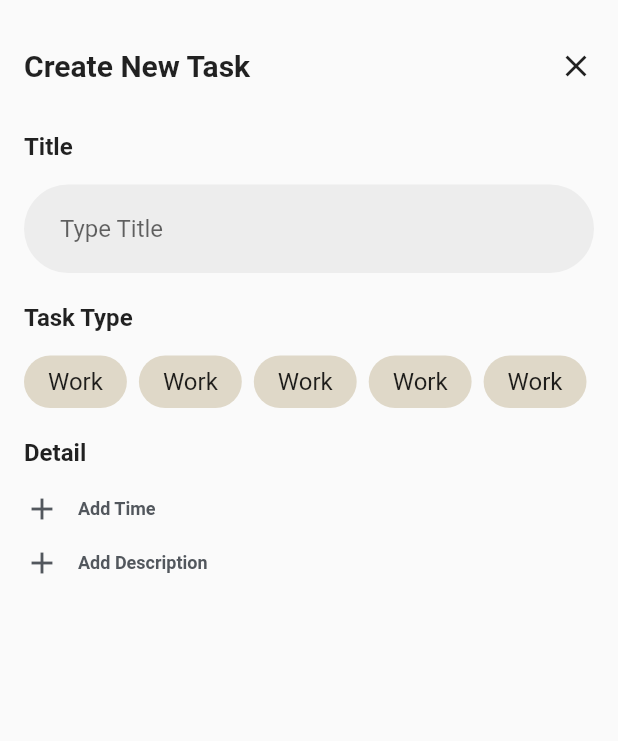
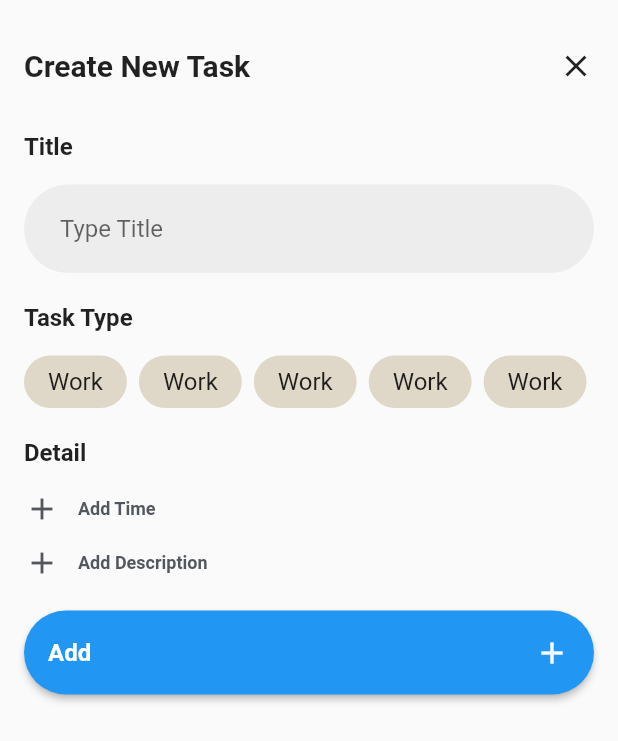
Before and after one commit to ZKRA000/todo_mobile, a Flutter app: the AddTaskForm widget shown alone on an empty page, opened directly, on a phone screen of 412 x 824 dp. Shown: the top 741 px of the screen. Run offline on Flutter 3.47's test engine with Material 2 defaults, Android fonts, the phone set to English and light mode, and no system bars.

```diff
--- a/lib/main.dart
+++ b/lib/main.dart
@@ -2,6 +2,7 @@ import 'package:flutter/material.dart';
 
 // Pages
 import './pages/home.dart';
+import './pages/calendar_form.dart';
 
 void main() {
   runApp(const MyApp());
@@ -27,6 +28,9 @@ class MyApp extends StatelessWidget {
         // is not restarted.
         primarySwatch: Colors.blue,
       ),
+      routes: {
+        'calendar-form': (BuildContext context) => const CalendarForm(),
+      },
       home: const Home(),
     );
   }
--- a/lib/pages/add_task_form.dart
+++ b/lib/pages/add_task_form.dart
@@ -3,8 +3,42 @@ import 'package:flutter/material.dart';
 // style
 import '../style/style.dart';
 
-class AddTaskForm extends StatelessWidget {
+// page
+import './calendar_form.dart';
+
+class AddTaskForm extends StatefulWidget {
   const AddTaskForm({super.key});
+
+  @override
+  State<AddTaskForm> createState() => _AddTaskForm();
+}
+
+class _AddTaskForm extends State<AddTaskForm> with TickerProviderStateMixin {
+  late AnimationController controller;
+  late Animation<double> animation;
+  late Animation<double> curve;
+
+  @override
+  void initState() {
+    // TODO: implement initState
+    super.initState();
+
+    controller = AnimationController(
+        duration: const Duration(milliseconds: 700), vsync: this);
+    curve = CurvedAnimation(parent: controller, curve: Curves.bounceOut);
+    animation = Tween<double>(begin: 0.5, end: 1.0).animate(curve)
+      ..addListener(() {
+        setState(() {});
+      });
+    controller.forward();
+  }
+
+  @override
+  void dispose() {
+    // TODO: implement dispose
+    controller.dispose();
+    super.dispose();
+  }
 
   @override
   Widget build(BuildContext context) {
@@ -14,7 +48,7 @@ class AddTaskForm extends StatelessWidget {
         right: 16.0,
         top: 32.0,
       ),
-      height: MediaQuery.of(context).size.height * 0.8,
+      height: MediaQuery.of(context).size.height * 0.75,
       child: Column(
         crossAxisAlignment: CrossAxisAlignment.start,
         children: [
@@ -133,6 +167,33 @@ class AddTaskForm extends StatelessWidget {
                 'Add Description',
               )
             ],
+          ),
+          const SizedBox(height: 20.0),
+          Center(
+            child: Container(
+              width: MediaQuery.of(context).size.width * animation.value,
+              height: 56.0,
+              child: ElevatedButton(
+                style: ButtonStyle(
+                  shape: MaterialStateProperty.resolveWith((states) {
+                    return RoundedRectangleBorder(
+                      borderRadius: BorderRadius.circular(100),
+                    );
+                  }),
+                ),
+                onPressed: () {},
+                child: Row(
+                  mainAxisAlignment: MainAxisAlignment.spaceBetween,
+                  children: const [
+                    Text(
+                      style: h4,
+                      'Add',
+                    ),
+                    Icon(Icons.add),
+                  ],
+                ),
+              ),
+            ),
           )
         ],
       ),
--- a/lib/style/style.dart
+++ b/lib/style/style.dart
@@ -14,6 +14,11 @@ const TextStyle h3 = TextStyle(
   fontWeight: FontWeight.bold,
 );
 
+const TextStyle h4 = TextStyle(
+  fontSize: 16.0,
+  fontWeight: FontWeight.bold,
+);
+
 const TextStyle h5 = TextStyle(
   fontSize: 12.0,
   fontWeight: FontWeight.bold,
```
Also changed, not shown: lib/components/calendar.dart (added, +234 -0 lines), lib/pages/calendar_form.dart (added, +27 -0 lines).
